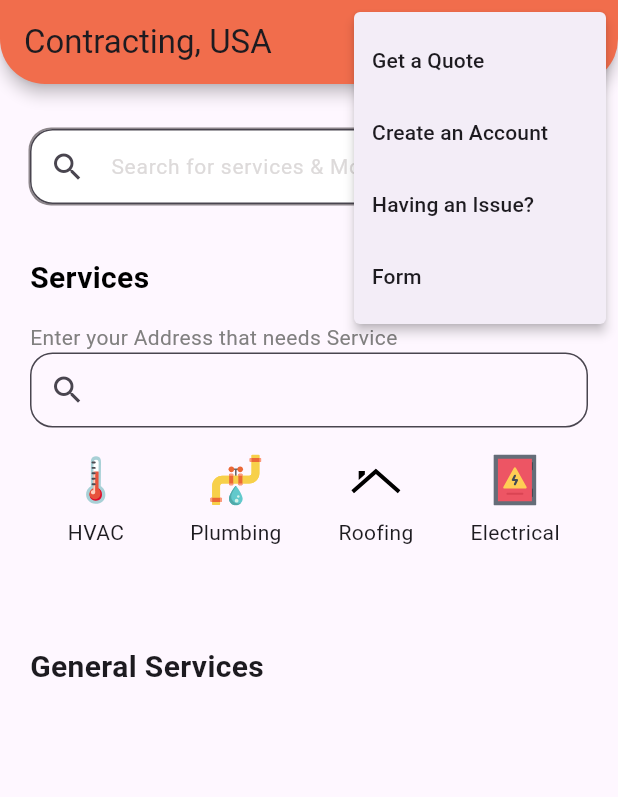
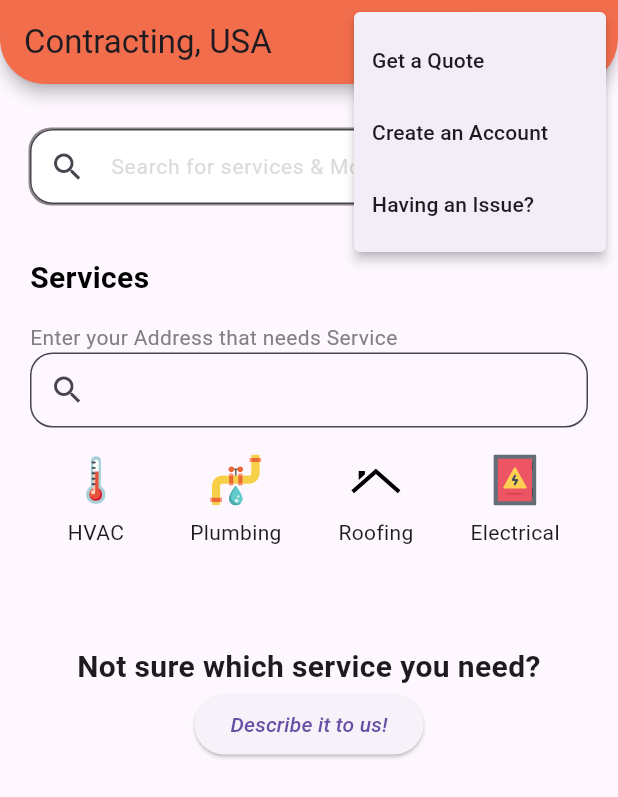
Before and after one commit to AustinFSSE/FlutterProject, a Flutter app: the screen it shows after launch, after a tap on the "more vert" icon, on a phone screen of 412 x 824 dp. Shown: the top 797 px of the screen. Run offline on Flutter 3.47's test engine with Material 3 defaults, Android fonts, the light colour scheme and no system bars; our stand-ins replace flutter_svg; Roboto replaces fonts that are missing (Poppins, Poppons).

Commit message:
Form directory filled out with relative path attached to the "Describe it to us!" button

```diff
--- a/lib/pages/home.dart
+++ b/lib/pages/home.dart
@@ -40,10 +40,6 @@ class HomePage extends StatelessWidget {
                   'Having an Issue?',
                 ),
               ),
-              const PopupMenuItem(
-                value: 3,
-                child: Text('Form'),
-              )
             ],
           ),
         ],
@@ -58,13 +54,38 @@ class HomePage extends StatelessWidget {
           const SizedBox(
             height: 10,
           ),
-          _generalservices(),
+          Container(
+            margin: const EdgeInsets.only(left: 20, right: 20),
+            child: Column(
+              mainAxisAlignment: MainAxisAlignment.spaceBetween,
+              children: [
+                const Text(
+                  'Not sure which service you need?',
+                  textAlign: TextAlign.center,
+                  style: TextStyle(fontFamily: 'Poppons', fontSize: 20, fontWeight: FontWeight.bold),
+                ),
+                ElevatedButton(
+                  onPressed: () {
+                    Navigator.push(
+                      context,
+                      MaterialPageRoute(builder: (context) => const FormScreen()),
+                    );
+                  },
+                  child: const Text(
+                    'Describe it to us!',
+                    style: TextStyle(fontFamily: 'Poppins', fontStyle: FontStyle.italic),
+                  ),
+                ),
+              ],
+            ),
+          ),
           const SizedBox(
             height: 10,
           ),
         ],
       ),
     );
+  }
 }
 
 void onSelected(BuildContext context, int item) {
@@ -88,7 +109,6 @@ class HomePage extends StatelessWidget {
       Navigator.of(context).push(
         MaterialPageRoute(builder: (context) => const FormScreen()),
       );
-    }
   }
 }
 
@@ -233,15 +253,3 @@ Column _services() {
     ],
   );
 }
-
-Container _generalservices() {
-  return Container(
-    margin: const EdgeInsets.only(left: 20, right: 20),
-    child: const Row(children: [
-      Text(
-        'General Services',
-        style: TextStyle(fontFamily: 'Poppons', fontSize: 20, fontWeight: FontWeight.bold),
-      ),
-    ]),
-  );
-}
--- a/pubspec.yaml
+++ b/pubspec.yaml
@@ -10,6 +10,7 @@ dependencies:
   flutter:
     sdk: flutter
   flutter_svg: ^2.0.9
+  js: ^0.6.7
 
 dev_dependencies:
   flutter_test:
```
Also changed, not shown: pubspec.lock. Lines whose indentation alone changed are shown as unchanged.
